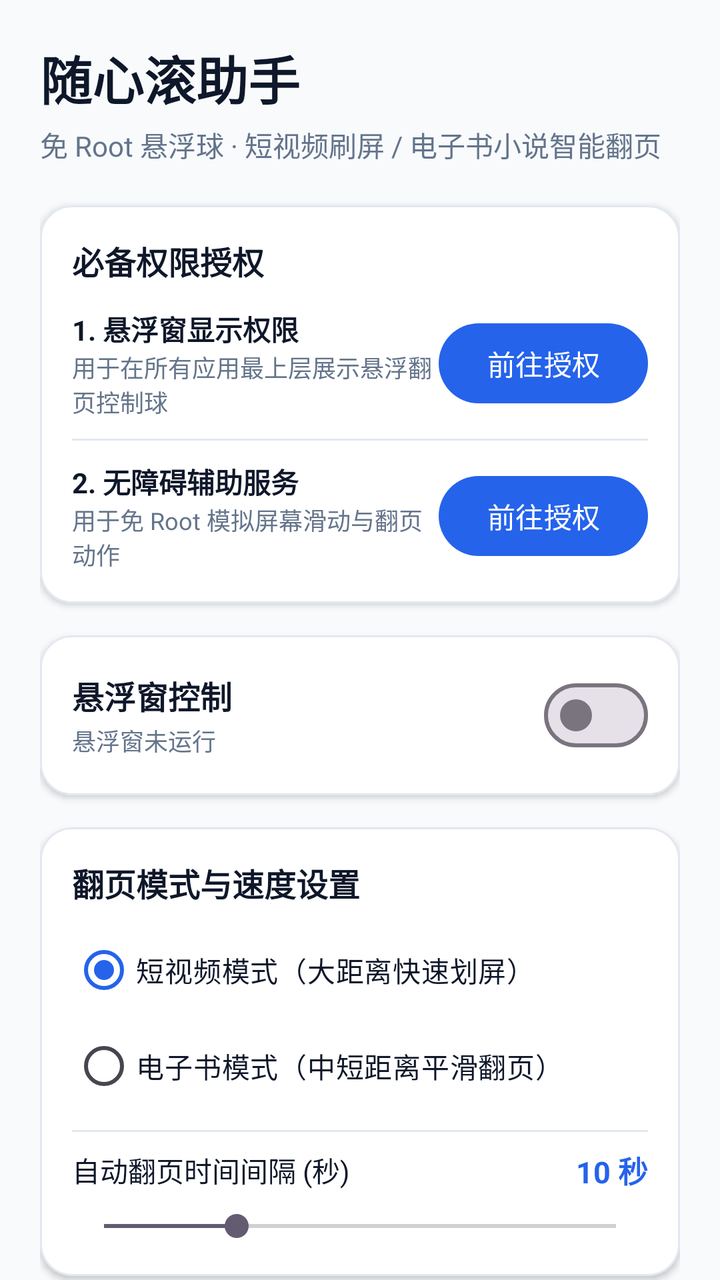
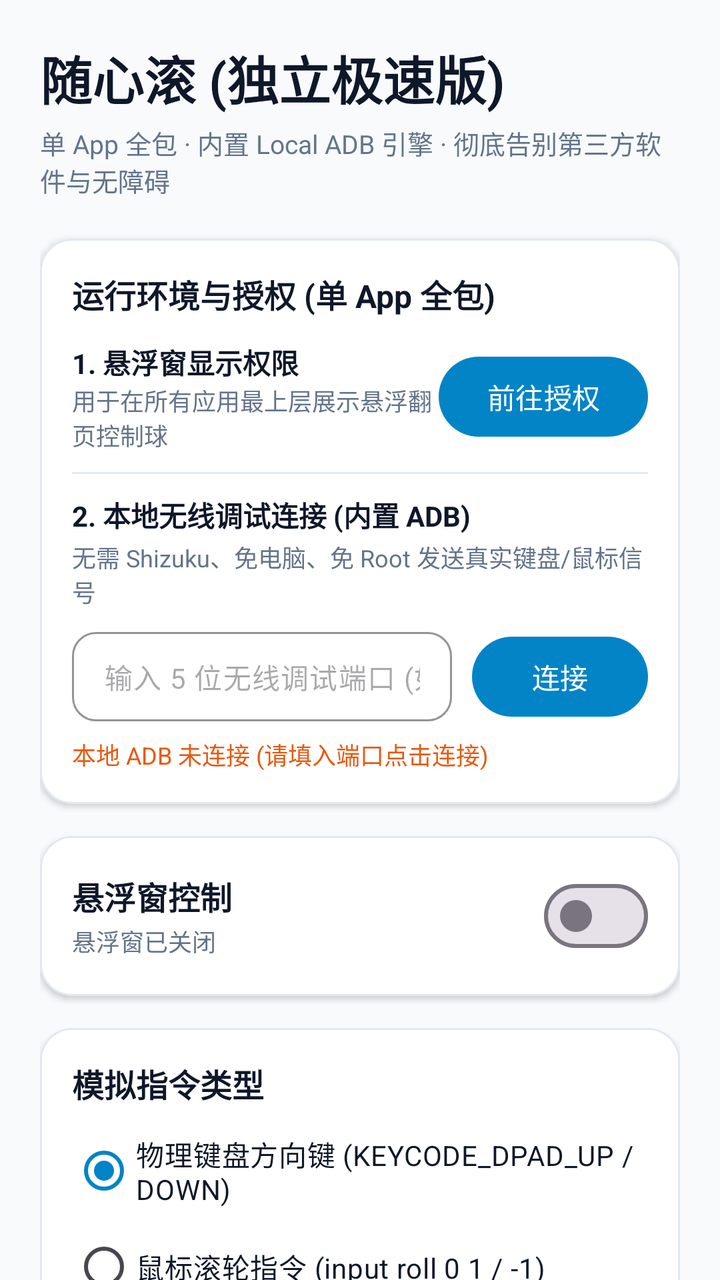

Before-and-after screenshots of an Android layout around one commit, followed by the original layout XML and the change that was made.
<!-- AndroidManifest.xml: application theme Theme.FloatScroller -->
<!-- res/layout/activity_main.xml -->
<?xml version="1.0" encoding="utf-8"?>
<androidx.coordinatorlayout.widget.CoordinatorLayout xmlns:android="http://schemas.android.com/apk/res/android"
    xmlns:app="http://schemas.android.com/apk/res-auto"
    android:layout_width="match_parent"
    android:layout_height="match_parent"
    android:background="@color/bg_screen">

    <androidx.core.widget.NestedScrollView
        android:layout_width="match_parent"
        android:layout_height="match_parent"
        android:fillViewport="true">

        <LinearLayout
            android:layout_width="match_parent"
            android:layout_height="wrap_content"
            android:orientation="vertical"
            android:padding="20dp">

            
            <TextView
                android:layout_width="wrap_content"
                android:layout_height="wrap_content"
                android:text="@string/app_name"
                android:textColor="@color/text_main"
                android:textSize="26sp"
                android:textStyle="bold" />

            <TextView
                android:layout_width="wrap_content"
                android:layout_height="wrap_content"
                android:layout_marginTop="4dp"
                android:text="免 Root 悬浮球 · 短视频刷屏 / 电子书小说智能翻页"
                android:textColor="@color/text_sub"
                android:textSize="14sp" />

            
            <com.google.android.material.card.MaterialCardView
                android:layout_width="match_parent"
                android:layout_height="wrap_content"
                android:layout_marginTop="20dp"
                app:cardCornerRadius="16dp"
                app:cardElevation="2dp"
                app:cardBackgroundColor="@color/card_bg"
                app:strokeWidth="1dp"
                app:strokeColor="@color/divider">

                <LinearLayout
                    android:layout_width="match_parent"
                    android:layout_height="wrap_content"
                    android:orientation="vertical"
                    android:padding="16dp">

                    <TextView
                        android:layout_width="wrap_content"
                        android:layout_height="wrap_content"
                        android:text="@string/permission_title"
                        android:textColor="@color/text_main"
                        android:textSize="16sp"
                        android:textStyle="bold" />

                    
                    <LinearLayout
                        android:layout_width="match_parent"
                        android:layout_height="wrap_content"
                        android:layout_marginTop="12dp"
                        android:gravity="center_vertical"
                        android:orientation="horizontal">

                        <LinearLayout
                            android:layout_width="0dp"
                            android:layout_height="wrap_content"
                            android:layout_weight="1"
                            android:orientation="vertical">

                            <TextView
                                android:layout_width="wrap_content"
                                android:layout_height="wrap_content"
                                android:text="@string/permission_overlay_title"
                                android:textColor="@color/text_main"
                                android:textStyle="bold"
                                android:textSize="14sp" />

                            <TextView
                                android:layout_width="wrap_content"
                                android:layout_height="wrap_content"
                                android:text="@string/permission_overlay_desc"
                                android:textColor="@color/text_sub"
                                android:textSize="12sp" />
                        </LinearLayout>

                        <com.google.android.material.button.MaterialButton
                            android:id="@+id/btn_grant_overlay"
                            android:layout_width="wrap_content"
                            android:layout_height="wrap_content"
                            android:text="@string/btn_grant"
                            app:cornerRadius="20dp" />
                    </LinearLayout>

                    <View
                        android:layout_width="match_parent"
                        android:layout_height="1dp"
                        android:layout_marginVertical="10dp"
                        android:background="@color/divider" />

                    
                    <LinearLayout
                        android:layout_width="match_parent"
                        android:layout_height="wrap_content"
                        android:gravity="center_vertical"
                        android:orientation="horizontal">

                        <LinearLayout
                            android:layout_width="0dp"
                            android:layout_height="wrap_content"
                            android:layout_weight="1"
                            android:orientation="vertical">

                            <TextView
                                android:layout_width="wrap_content"
                                android:layout_height="wrap_content"
                                android:text="@string/permission_accessibility_title"
                                android:textColor="@color/text_main"
                                android:textStyle="bold"
                                android:textSize="14sp" />

                            <TextView
                                android:layout_width="wrap_content"
                                android:layout_height="wrap_content"
                                android:text="@string/permission_accessibility_desc"
                                android:textColor="@color/text_sub"
                                android:textSize="12sp" />
                        </LinearLayout>

                        <com.google.android.material.button.MaterialButton
                            android:id="@+id/btn_grant_accessibility"
                            android:layout_width="wrap_content"
                            android:layout_height="wrap_content"
                            android:text="@string/btn_grant"
                            app:cornerRadius="20dp" />
                    </LinearLayout>

                </LinearLayout>
            </com.google.android.material.card.MaterialCardView>

            
            <com.google.android.material.card.MaterialCardView
                android:layout_width="match_parent"
                android:layout_height="wrap_content"
                android:layout_marginTop="16dp"
                app:cardCornerRadius="16dp"
                app:cardElevation="2dp"
                app:cardBackgroundColor="@color/card_bg"
                app:strokeWidth="1dp"
                app:strokeColor="@color/divider">

                <LinearLayout
                    android:layout_width="match_parent"
                    android:layout_height="wrap_content"
                    android:gravity="center_vertical"
                    android:orientation="horizontal"
                    android:padding="16dp">

                    <LinearLayout
                        android:layout_width="0dp"
                        android:layout_height="wrap_content"
                        android:layout_weight="1"
                        android:orientation="vertical">

                        <TextView
                            android:layout_width="wrap_content"
                            android:layout_height="wrap_content"
                            android:text="@string/control_title"
                            android:textColor="@color/text_main"
                            android:textSize="16sp"
                            android:textStyle="bold" />

                        <TextView
                            android:id="@+id/tv_floating_status"
                            android:layout_width="wrap_content"
                            android:layout_height="wrap_content"
                            android:layout_marginTop="2dp"
                            android:text="悬浮窗未运行"
                            android:textColor="@color/text_sub"
                            android:textSize="12sp" />
                    </LinearLayout>

                    <com.google.android.material.materialswitch.MaterialSwitch
                        android:id="@+id/switch_floating"
                        android:layout_width="wrap_content"
                        android:layout_height="wrap_content" />
                </LinearLayout>
            </com.google.android.material.card.MaterialCardView>

            
            <com.google.android.material.card.MaterialCardView
                android:layout_width="match_parent"
                android:layout_height="wrap_content"
                android:layout_marginTop="16dp"
                app:cardCornerRadius="16dp"
                app:cardElevation="2dp"
                app:cardBackgroundColor="@color/card_bg"
                app:strokeWidth="1dp"
                app:strokeColor="@color/divider">

                <LinearLayout
                    android:layout_width="match_parent"
                    android:layout_height="wrap_content"
                    android:orientation="vertical"
                    android:padding="16dp">

                    <TextView
                        android:layout_width="wrap_content"
                        android:layout_height="wrap_content"
                        android:text="@string/settings_title"
                        android:textColor="@color/text_main"
                        android:textSize="16sp"
                        android:textStyle="bold" />

                    
                    <RadioGroup
                        android:id="@+id/rg_mode"
                        android:layout_width="match_parent"
                        android:layout_height="wrap_content"
                        android:layout_marginTop="8dp">

                        <RadioButton
                            android:id="@+id/rb_mode_video"
                            android:layout_width="wrap_content"
                            android:layout_height="wrap_content"
                            android:checked="true"
                            android:text="@string/mode_video"
                            android:textColor="@color/text_main" />

                        <RadioButton
                            android:id="@+id/rb_mode_book"
                            android:layout_width="wrap_content"
                            android:layout_height="wrap_content"
                            android:text="@string/mode_book"
                            android:textColor="@color/text_main" />
                    </RadioGroup>

                    <View
                        android:layout_width="match_parent"
                        android:layout_height="1dp"
                        android:layout_marginVertical="8dp"
                        android:background="@color/divider" />

                    
                    <LinearLayout
                        android:layout_width="match_parent"
                        android:layout_height="wrap_content"
                        android:gravity="center_vertical"
                        android:orientation="horizontal">

                        <TextView
                            android:layout_width="0dp"
                            android:layout_height="wrap_content"
                            android:layout_weight="1"
                            android:text="@string/auto_scroll_interval"
                            android:textColor="@color/text_main"
                            android:textSize="14sp" />

                        <TextView
                            android:id="@+id/tv_interval_val"
                            android:layout_width="wrap_content"
                            android:layout_height="wrap_content"
                            android:text="10 秒"
                            android:textColor="@color/primary"
                            android:textStyle="bold"
                            android:textSize="15sp" />
                    </LinearLayout>

                    <SeekBar
                        android:id="@+id/sb_interval"
                        android:layout_width="match_parent"
                        android:layout_height="wrap_content"
                        android:layout_marginTop="8dp"
                        android:max="30"
                        android:min="3"
                        android:progress="10" />

                </LinearLayout>
            </com.google.android.material.card.MaterialCardView>

            
            <com.google.android.material.card.MaterialCardView
                android:layout_width="match_parent"
                android:layout_height="wrap_content"
                android:layout_marginTop="16dp"
                android:layout_marginBottom="24dp"
                app:cardCornerRadius="16dp"
                app:cardElevation="0dp"
                app:cardBackgroundColor="@color/primary_container"
                app:strokeWidth="0dp">

                <LinearLayout
                    android:layout_width="match_parent"
                    android:layout_height="wrap_content"
                    android:orientation="vertical"
                    android:padding="16dp">

                    <TextView
                        android:layout_width="wrap_content"
                        android:layout_height="wrap_content"
                        android:text="@string/guide_title"
                        android:textColor="@color/primary_dark"
                        android:textSize="15sp"
                        android:textStyle="bold" />

                    <TextView
                        android:layout_width="wrap_content"
                        android:layout_height="wrap_content"
                        android:layout_marginTop="6dp"
                        android:lineSpacingExtra="4dp"
                        android:text="@string/guide_content"
                        android:textColor="@color/text_main"
                        android:textSize="13sp" />
                </LinearLayout>
            </com.google.android.material.card.MaterialCardView>

        </LinearLayout>
    </androidx.core.widget.NestedScrollView>

</androidx.coordinatorlayout.widget.CoordinatorLayout>
<!-- resources referenced by this layout -->
<resources>
  <color name="bg_screen">#F8FAFC</color>
  <color name="card_bg">#FFFFFF</color>
  <color name="divider">#E2E8F0</color>
  <color name="primary">#2563EB</color>
  <color name="primary_container">#DBEAFE</color>
  <color name="primary_dark">#1D4ED8</color>
  <color name="text_main">#0F172A</color>
  <color name="text_sub">#64748B</color>
  <string name="app_name">随心滚助手</string>
  <string name="auto_scroll_interval">自动翻页时间间隔 (秒)</string>
  <string name="btn_grant">前往授权</string>
  <string name="control_title">悬浮窗控制</string>
  <string name="guide_content">1. 开启上方两个必要权限；\n2. 点击“开启悬浮窗”，屏幕边缘会出现悬浮胶囊；\n3. 悬浮胶囊可随意拖动靠边，点击【⬆】上翻，【⬇】下翻；\n4. 点击【▶】开启自动定时翻页，点击【⏸】暂停自动翻页。</string>
  <string name="guide_title">使用指南</string>
  <string name="mode_book">电子书模式（中短距离平滑翻页）</string>
  <string name="mode_video">短视频模式（大距离快速划屏）</string>
  <string name="permission_accessibility_desc">用于免 Root 模拟屏幕滑动与翻页动作</string>
  <string name="permission_accessibility_title">2. 无障碍辅助服务</string>
  <string name="permission_overlay_desc">用于在所有应用最上层展示悬浮翻页控制球</string>
  <string name="permission_overlay_title">1. 悬浮窗显示权限</string>
  <string name="permission_title">必备权限授权</string>
  <string name="settings_title">翻页模式与速度设置</string>
  <style name="Theme.FloatScroller" parent="Theme.Material3.DayNight.NoActionBar">
          <item name="colorPrimary">@color/primary</item>
          <item name="colorOnPrimary">@color/on_primary</item>
          <item name="android:statusBarColor">@color/bg_screen</item>
          <item name="android:windowLightStatusBar">true</item>
      </style>
  <color name="on_primary">#FFFFFF</color>
</resources>

<!-- the commit's change to res/layout/activity_main.xml (unified diff, before → after) -->
@@ -29,20 +29,20 @@
                 android:layout_width="wrap_content"
                 android:layout_height="wrap_content"
                 android:layout_marginTop="4dp"
-                android:text="免 Root 悬浮球 · 短视频刷屏 / 电子书小说智能翻页"
+                android:text="单 App 全包 · 内置 Local ADB 引擎 · 彻底告别第三方软件与无障碍"
                 android:textColor="@color/text_sub"
-                android:textSize="14sp" />
+                android:textSize="13sp" />
 
             
             <com.google.android.material.card.MaterialCardView
                 android:layout_width="match_parent"
                 android:layout_height="wrap_content"
                 android:layout_marginTop="20dp"
+                app:cardBackgroundColor="@color/card_bg"
                 app:cardCornerRadius="16dp"
                 app:cardElevation="2dp"
-                app:cardBackgroundColor="@color/card_bg"
-                app:strokeWidth="1dp"
-                app:strokeColor="@color/divider">
+                app:strokeColor="@color/divider"
+                app:strokeWidth="1dp">
 
                 <LinearLayout
                     android:layout_width="match_parent"
@@ -53,7 +53,7 @@
                     <TextView
                         android:layout_width="wrap_content"
                         android:layout_height="wrap_content"
-                        android:text="@string/permission_title"
+                        android:text="@string/section_env_title"
                         android:textColor="@color/text_main"
                         android:textSize="16sp"
                         android:textStyle="bold" />
@@ -75,15 +75,15 @@
                             <TextView
                                 android:layout_width="wrap_content"
                                 android:layout_height="wrap_content"
-                                android:text="@string/permission_overlay_title"
+                                android:text="@string/item_overlay_title"
                                 android:textColor="@color/text_main"
-                                android:textStyle="bold"
-                                android:textSize="14sp" />
+                                android:textSize="14sp"
+                                android:textStyle="bold" />
 
                             <TextView
                                 android:layout_width="wrap_content"
                                 android:layout_height="wrap_content"
-                                android:text="@string/permission_overlay_desc"
+                                android:text="@string/item_overlay_desc"
                                 android:textColor="@color/text_sub"
                                 android:textSize="12sp" />
                         </LinearLayout>
@@ -103,42 +103,71 @@
                         android:background="@color/divider" />
 
                     
+                    <TextView
+                        android:layout_width="wrap_content"
+                        android:layout_height="wrap_content"
+                        android:text="@string/item_adb_title"
+                        android:textColor="@color/text_main"
+                        android:textSize="14sp"
+                        android:textStyle="bold" />
+
+                    <TextView
+                        android:layout_width="wrap_content"
+                        android:layout_height="wrap_content"
+                        android:layout_marginTop="2dp"
+                        android:text="@string/item_adb_desc"
+                        android:textColor="@color/text_sub"
+                        android:textSize="12sp" />
+
+                    
                     <LinearLayout
                         android:layout_width="match_parent"
                         android:layout_height="wrap_content"
+                        android:layout_marginTop="10dp"
                         android:gravity="center_vertical"
                         android:orientation="horizontal">
 
-                        <LinearLayout
+                        <com.google.android.material.textfield.TextInputLayout
                             android:layout_width="0dp"
                             android:layout_height="wrap_content"
                             android:layout_weight="1"
-                            android:orientation="vertical">
-
-                            <TextView
-                                android:layout_width="wrap_content"
+                            android:layout_marginEnd="10dp"
+                            app:boxCornerRadiusBottomEnd="12dp"
+                            app:boxCornerRadiusBottomStart="12dp"
+                            app:boxCornerRadiusTopEnd="12dp"
+                            app:boxCornerRadiusTopStart="12dp"
+                            app:boxStrokeColor="@color/primary"
+                            app:hintEnabled="false">
+
+                            <com.google.android.material.textfield.TextInputEditText
+                                android:id="@+id/et_port"
+                                android:layout_width="match_parent"
                                 android:layout_height="wrap_content"
-                                android:text="@string/permission_accessibility_title"
-                                android:textColor="@color/text_main"
-                                android:textStyle="bold"
+                                android:hint="@string/port_hint"
+                                android:inputType="number"
+                                android:maxLength="5"
+                                android:paddingVertical="12dp"
                                 android:textSize="14sp" />
-
-                            <TextView
-                                android:layout_width="wrap_content"
-                                android:layout_height="wrap_content"
-                                android:text="@string/permission_accessibility_desc"
-                                android:textColor="@color/text_sub"
-                                android:textSize="12sp" />
-                        </LinearLayout>
+                        </com.google.android.material.textfield.TextInputLayout>
 
                         <com.google.android.material.button.MaterialButton
-                            android:id="@+id/btn_grant_accessibility"
-                            android:layout_width="wrap_content"
-                            android:layout_height="wrap_content"
-                            android:text="@string/btn_grant"
+                            android:id="@+id/btn_connect_adb"
+                            android:layout_width="wrap_content"
+                            android:layout_height="wrap_content"
+                            android:text="@string/btn_connect"
                             app:cornerRadius="20dp" />
                     </LinearLayout>
 
+                    
+                    <TextView
+                        android:id="@+id/tv_adb_status"
+                        android:layout_width="wrap_content"
+                        android:layout_height="wrap_content"
+                        android:layout_marginTop="6dp"
+                        android:text="@string/adb_status_disconnected"
+                        android:textColor="@color/accent_warn"
+                        android:textSize="12sp" />
+
                 </LinearLayout>
             </com.google.android.material.card.MaterialCardView>
 
@@ -147,11 +176,11 @@
                 android:layout_width="match_parent"
                 android:layout_height="wrap_content"
                 android:layout_marginTop="16dp"
+                app:cardBackgroundColor="@color/card_bg"
                 app:cardCornerRadius="16dp"
                 app:cardElevation="2dp"
-                app:cardBackgroundColor="@color/card_bg"
-                app:strokeWidth="1dp"
-                app:strokeColor="@color/divider">
+                app:strokeColor="@color/divider"
+                app:strokeWidth="1dp">
 
                 <LinearLayout
                     android:layout_width="match_parent"
@@ -169,7 +198,7 @@
                         <TextView
                             android:layout_width="wrap_content"
                             android:layout_height="wrap_content"
-                            android:text="@string/control_title"
+                            android:text="@string/section_control_title"
                             android:textColor="@color/text_main"
                             android:textSize="16sp"
                             android:textStyle="bold" />
@@ -179,7 +208,7 @@
                             android:layout_width="wrap_content"
                             android:layout_height="wrap_content"
                             android:layout_marginTop="2dp"
-                            android:text="悬浮窗未运行"
+                            android:text="@string/tv_floating_status_stopped"
                             android:textColor="@color/text_sub"
                             android:textSize="12sp" />
                     </LinearLayout>
@@ -196,11 +225,11 @@
                 android:layout_width="match_parent"
                 android:layout_height="wrap_content"
                 android:layout_marginTop="16dp"
+                app:cardBackgroundColor="@color/card_bg"
                 app:cardCornerRadius="16dp"
                 app:cardElevation="2dp"
-                app:cardBackgroundColor="@color/card_bg"
-                app:strokeWidth="1dp"
-                app:strokeColor="@color/divider">
+                app:strokeColor="@color/divider"
+                app:strokeWidth="1dp">
 
                 <LinearLayout
                     android:layout_width="match_parent"
@@ -211,31 +240,37 @@
                     <TextView
                         android:layout_width="wrap_content"
                         android:layout_height="wrap_content"
-                        android:text="@string/settings_title"
+                        android:text="@string/section_mode_title"
                         android:textColor="@color/text_main"
                         android:textSize="16sp"
                         android:textStyle="bold" />
 
-                    
                     <RadioGroup
-                        android:id="@+id/rg_mode"
+                        android:id="@+id/rg_command_mode"
                         android:layout_width="match_parent"
                         android:layout_height="wrap_content"
                         android:layout_marginTop="8dp">
 
                         <RadioButton
-                            android:id="@+id/rb_mode_video"
+                            android:id="@+id/rb_mode_keyevent"
                             android:layout_width="wrap_content"
                             android:layout_height="wrap_content"
                             android:checked="true"
-                            android:text="@string/mode_video"
+                            android:text="@string/mode_keyevent"
                             android:textColor="@color/text_main" />
 
                         <RadioButton
-                            android:id="@+id/rb_mode_book"
-                            android:layout_width="wrap_content"
-                            android:layout_height="wrap_content"
-                            android:text="@string/mode_book"
+                            android:id="@+id/rb_mode_mouse"
+                            android:layout_width="wrap_content"
+                            android:layout_height="wrap_content"
+                            android:text="@string/mode_mouse_roll"
+                            android:textColor="@color/text_main" />
+
+                        <RadioButton
+                            android:id="@+id/rb_mode_swipe"
+                            android:layout_width="wrap_content"
+                            android:layout_height="wrap_content"
+                            android:text="@string/mode_swipe"
                             android:textColor="@color/text_main" />
                     </RadioGroup>
 
@@ -266,8 +301,8 @@
                             android:layout_height="wrap_content"
                             android:text="10 秒"
                             android:textColor="@color/primary"
-                            android:textStyle="bold"
-                            android:textSize="15sp" />
+                            android:textSize="15sp"
+                            android:textStyle="bold" />
                     </LinearLayout>
 
                     <SeekBar
@@ -288,9 +323,9 @@
                 android:layout_height="wrap_content"
                 android:layout_marginTop="16dp"
                 android:layout_marginBottom="24dp"
+                app:cardBackgroundColor="@color/primary_container"
                 app:cardCornerRadius="16dp"
                 app:cardElevation="0dp"
-                app:cardBackgroundColor="@color/primary_container"
                 app:strokeWidth="0dp">
 
                 <LinearLayout
@@ -310,11 +345,39 @@
                     <TextView
                         android:layout_width="wrap_content"
                         android:layout_height="wrap_content"
+                        android:layout_marginTop="8dp"
+                        android:lineSpacingExtra="4dp"
+                        android:text="@string/guide_step1"
+                        android:textColor="@color/text_main"
+                        android:textSize="13sp" />
+
+                    <TextView
+                        android:layout_width="wrap_content"
+                        android:layout_height="wrap_content"
+                        android:layout_marginTop="2dp"
+                        android:lineSpacingExtra="4dp"
+                        android:text="@string/guide_step2"
+                        android:textColor="@color/text_main"
+                        android:textSize="13sp" />
+
+                    <TextView
+                        android:layout_width="wrap_content"
+                        android:layout_height="wrap_content"
+                        android:layout_marginTop="2dp"
+                        android:lineSpacingExtra="4dp"
+                        android:text="@string/guide_step3"
+                        android:textColor="@color/text_main"
+                        android:textSize="13sp" />
+
+                    <TextView
+                        android:layout_width="wrap_content"
+                        android:layout_height="wrap_content"
                         android:layout_marginTop="6dp"
                         android:lineSpacingExtra="4dp"
-                        android:text="@string/guide_content"
-                        android:textColor="@color/text_main"
-                        android:textSize="13sp" />
+                        android:text="@string/guide_tip"
+                        android:textColor="@color/primary_dark"
+                        android:textStyle="bold"
+                        android:textSize="12sp" />
                 </LinearLayout>
             </com.google.android.material.card.MaterialCardView>
 
<!-- resource entries referenced after the edit -->
@@ -1,27 +1,36 @@
 <!-- resources referenced by this layout -->
 <resources>
+  <color name="accent_warn">#EA580C</color>
   <color name="bg_screen">#F8FAFC</color>
   <color name="card_bg">#FFFFFF</color>
   <color name="divider">#E2E8F0</color>
-  <color name="primary">#2563EB</color>
-  <color name="primary_container">#DBEAFE</color>
-  <color name="primary_dark">#1D4ED8</color>
+  <color name="primary">#0284C7</color>
+  <color name="primary_container">#E0F2FE</color>
+  <color name="primary_dark">#0369A1</color>
   <color name="text_main">#0F172A</color>
   <color name="text_sub">#64748B</color>
-  <string name="app_name">随心滚助手</string>
+  <string name="adb_status_disconnected">本地 ADB 未连接 (请填入端口点击连接)</string>
+  <string name="app_name">随心滚 (独立极速版)</string>
   <string name="auto_scroll_interval">自动翻页时间间隔 (秒)</string>
+  <string name="btn_connect">连接</string>
   <string name="btn_grant">前往授权</string>
-  <string name="control_title">悬浮窗控制</string>
-  <string name="guide_content">1. 开启上方两个必要权限；\n2. 点击“开启悬浮窗”，屏幕边缘会出现悬浮胶囊；\n3. 悬浮胶囊可随意拖动靠边，点击【⬆】上翻，【⬇】下翻；\n4. 点击【▶】开启自动定时翻页，点击【⏸】暂停自动翻页。</string>
-  <string name="guide_title">使用指南</string>
-  <string name="mode_book">电子书模式（中短距离平滑翻页）</string>
-  <string name="mode_video">短视频模式（大距离快速划屏）</string>
-  <string name="permission_accessibility_desc">用于免 Root 模拟屏幕滑动与翻页动作</string>
-  <string name="permission_accessibility_title">2. 无障碍辅助服务</string>
-  <string name="permission_overlay_desc">用于在所有应用最上层展示悬浮翻页控制球</string>
-  <string name="permission_overlay_title">1. 悬浮窗显示权限</string>
-  <string name="permission_title">必备权限授权</string>
-  <string name="settings_title">翻页模式与速度设置</string>
+  <string name="guide_step1">1. 打开手机系统【设置 -&gt; 开发者选项 -&gt; 开启无线调试】；</string>
+  <string name="guide_step2">2. 查看页面中“IP 地址和端口”（例如 192.168.1.5:38421，记录冒号后面的 5 位端口号）；</string>
+  <string name="guide_step3">3. 在上方输入该端口号并点击【连接】；屏幕若弹出“允许此设备进行调试吗”，勾选【始终允许】点击确定即可！</string>
+  <string name="guide_tip">💡 提示：连接成功后即可打开悬浮窗，在抖音、快手、小说等任意应用中畅享键盘/滚轮级翻页！</string>
+  <string name="guide_title">3 步开启本地无线调试 (无需安装任何其他软件)</string>
+  <string name="item_adb_desc">无需 Shizuku、免电脑、免 Root 发送真实键盘/鼠标信号</string>
+  <string name="item_adb_title">2. 本地无线调试连接 (内置 ADB)</string>
+  <string name="item_overlay_desc">用于在所有应用最上层展示悬浮翻页控制球</string>
+  <string name="item_overlay_title">1. 悬浮窗显示权限</string>
+  <string name="mode_keyevent">物理键盘方向键 (KEYCODE_DPAD_UP / DOWN)</string>
+  <string name="mode_mouse_roll">鼠标滚轮指令 (input roll 0 1 / -1)</string>
+  <string name="mode_swipe">极速硬件触摸滑动 (input swipe)</string>
+  <string name="port_hint">输入 5 位无线调试端口 (如 38421)</string>
+  <string name="section_control_title">悬浮窗控制</string>
+  <string name="section_env_title">运行环境与授权 (单 App 全包)</string>
+  <string name="section_mode_title">模拟指令类型</string>
+  <string name="tv_floating_status_stopped">悬浮窗已关闭</string>
   <style name="Theme.FloatScroller" parent="Theme.Material3.DayNight.NoActionBar">
           <item name="colorPrimary">@color/primary</item>
           <item name="colorOnPrimary">@color/on_primary</item>
